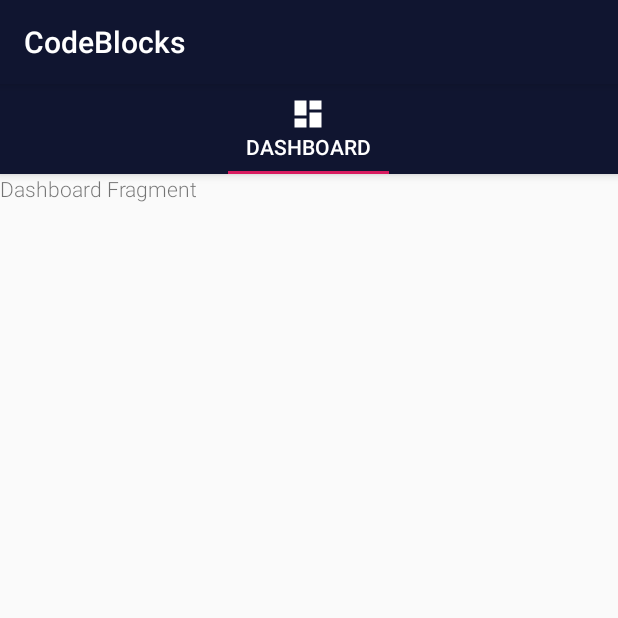
After one commit to gandh99/CodeBlocks, an Android app: the DashboardFragment screen opened directly, with no data from a screen before it, on a phone screen of 412 x 824 dp, the top half of it. The commit adds this screen. Run offline under Robolectric (Android 15) with nearby library versions, the phone set to English and light mode, and no system bars.

Commit message:
Created a basic template for the tab layout

```diff
--- a/app/build.gradle
+++ b/app/build.gradle
@@ -24,6 +24,7 @@ dependencies {
     implementation 'androidx.appcompat:appcompat:1.1.0'
     implementation 'androidx.constraintlayout:constraintlayout:1.1.3'
     implementation 'androidx.legacy:legacy-support-v4:1.0.0'
+    implementation 'com.google.android.material:material:1.0.0'
     testImplementation 'junit:junit:4.12'
     androidTestImplementation 'androidx.test:runner:1.2.0'
     androidTestImplementation 'androidx.test.espresso:espresso-core:3.2.0'
--- a/app/src/main/AndroidManifest.xml
+++ b/app/src/main/AndroidManifest.xml
@@ -9,6 +9,7 @@
         android:roundIcon="@mipmap/ic_launcher_round"
         android:supportsRtl="true"
         android:theme="@style/AppTheme">
+        <activity android:name=".activity.HomeActivity"></activity>
         <activity android:name=".activity.MainActivity">
             <intent-filter>
                 <action android:name="android.intent.action.MAIN" />
--- /dev/null
+++ b/app/src/main/java/com/gandh99/codeblocks/DashboardFragment.java
@@ -0,0 +1,31 @@
+package com.gandh99.codeblocks;
+
+
+import android.os.Bundle;
+
+import androidx.fragment.app.Fragment;
+
+import android.view.LayoutInflater;
+import android.view.View;
+import android.view.ViewGroup;
+
+
+/**
+ * A simple {@link Fragment} subclass.
+ */
+public class DashboardFragment extends Fragment {
+
+
+  public DashboardFragment() {
+    // Required empty public constructor
+  }
+
+
+  @Override
+  public View onCreateView(LayoutInflater inflater, ViewGroup container,
+                           Bundle savedInstanceState) {
+    // Inflate the layout for this fragment
+    return inflater.inflate(R.layout.fragment_dashboard, container, false);
+  }
+
+}
--- /dev/null
+++ b/app/src/main/java/com/gandh99/codeblocks/TabsPagerAdapter.java
@@ -0,0 +1,32 @@
+package com.gandh99.codeblocks;
+
+import androidx.annotation.NonNull;
+import androidx.fragment.app.Fragment;
+import androidx.fragment.app.FragmentManager;
+import androidx.fragment.app.FragmentPagerAdapter;
+
+import java.util.ArrayList;
+import java.util.List;
+
+public class TabsPagerAdapter extends FragmentPagerAdapter {
+  private List<Fragment> fragmentList = new ArrayList<>();
+
+  public TabsPagerAdapter(@NonNull FragmentManager fm) {
+    super(fm);
+  }
+
+  public void addFragment(Fragment fragment) {
+    fragmentList.add(fragment);
+  }
+
+  @NonNull
+  @Override
+  public Fragment getItem(int position) {
+    return fragmentList.get(position);
+  }
+
+  @Override
+  public int getCount() {
+    return fragmentList.size();
+  }
+}
--- /dev/null
+++ b/app/src/main/java/com/gandh99/codeblocks/activity/HomeActivity.java
@@ -0,0 +1,58 @@
+package com.gandh99.codeblocks.activity;
+
+import android.os.Build;
+import android.os.Bundle;
+import android.view.LayoutInflater;
+import android.widget.TextView;
+
+import androidx.annotation.RequiresApi;
+import androidx.appcompat.app.AppCompatActivity;
+import androidx.viewpager.widget.ViewPager;
+
+import com.gandh99.codeblocks.DashboardFragment;
+import com.gandh99.codeblocks.R;
+import com.gandh99.codeblocks.TabsPagerAdapter;
+import com.google.android.material.tabs.TabLayout;
+
+public class HomeActivity extends AppCompatActivity {
+  private ViewPager viewPager;
+  private TabsPagerAdapter tabsPagerAdapter;
+  private TabLayout tabLayout;
+  private TextView tabDashboard;
+
+  @RequiresApi(api = Build.VERSION_CODES.JELLY_BEAN_MR1)
+  @Override
+  protected void onCreate(Bundle savedInstanceState) {
+    super.onCreate(savedInstanceState);
+    setContentView(R.layout.activity_home);
+
+    viewPager = findViewById(R.id.home_viewPager);
+    tabLayout = findViewById(R.id.home_tabLayout);
+
+    // Setup adapter, viewpager and tab layout
+    createTabLayout();
+
+    // Inflate the individual tabs in HomeActivity
+    createTabs();
+  }
+
+  private void createTabLayout() {
+    // Setup adapter
+    tabsPagerAdapter = new TabsPagerAdapter(getSupportFragmentManager());
+    tabsPagerAdapter.addFragment(new DashboardFragment());
+
+    viewPager.setAdapter(tabsPagerAdapter);
+    tabLayout.setupWithViewPager(viewPager);
+  }
+
+  @RequiresApi(api = Build.VERSION_CODES.JELLY_BEAN_MR1)
+  private void createTabs() {
+    // Dashboard tab
+    tabDashboard = (TextView) LayoutInflater.from(this).inflate(R.layout.home_tab, null);
+    tabDashboard.setText("DASHBOARD");
+    tabDashboard.setCompoundDrawablesRelativeWithIntrinsicBounds(0, R.drawable.ic_dashboard_white, 0, 0);
+    tabLayout.getTabAt(0).setCustomView(tabDashboard);
+
+  }
+
+}
--- a/app/src/main/java/com/gandh99/codeblocks/di/component/AppComponent.java
+++ b/app/src/main/java/com/gandh99/codeblocks/di/component/AppComponent.java
@@ -5,7 +5,8 @@ import android.app.Application;
 import com.gandh99.codeblocks.App;
 import com.gandh99.codeblocks.di.module.ActivityModule;
 import com.gandh99.codeblocks.di.module.AppModule;
-import com.gandh99.codeblocks.di.module.FragmentModule;
+import com.gandh99.codeblocks.di.module.HomeActivityFragmentModule;
+import com.gandh99.codeblocks.di.module.MainActivityFragmentModule;
 
 import javax.inject.Singleton;
 
@@ -20,7 +21,8 @@ import dagger.android.support.AndroidSupportInjectionModule;
     ActivityModule.class,
     AndroidSupportInjectionModule.class,
     AppModule.class,
-    FragmentModule.class
+    MainActivityFragmentModule.class,
+    HomeActivityFragmentModule.class
   }
 )
 
--- a/app/src/main/java/com/gandh99/codeblocks/di/module/ActivityModule.java
+++ b/app/src/main/java/com/gandh99/codeblocks/di/module/ActivityModule.java
@@ -1,5 +1,6 @@
 package com.gandh99.codeblocks.di.module;
 
+import com.gandh99.codeblocks.activity.HomeActivity;
 import com.gandh99.codeblocks.activity.MainActivity;
 
 import dagger.Module;
@@ -7,6 +8,9 @@ import dagger.android.ContributesAndroidInjector;
 
 @Module
 public abstract class ActivityModule {
-  @ContributesAndroidInjector(modules = {FragmentModule.class})
+  @ContributesAndroidInjector(modules = {MainActivityFragmentModule.class})
   abstract MainActivity contributeMainActivity();
+
+  @ContributesAndroidInjector(modules = {HomeActivityFragmentModule.class})
+  abstract HomeActivity contributeHomeActivity();
 }
--- /dev/null
+++ b/app/src/main/java/com/gandh99/codeblocks/di/module/HomeActivityFragmentModule.java
@@ -0,0 +1,14 @@
+package com.gandh99.codeblocks.di.module;
+
+import com.gandh99.codeblocks.DashboardFragment;
+import com.gandh99.codeblocks.fragment.LoginFragment;
+import com.gandh99.codeblocks.fragment.RegisterFragment;
+
+import dagger.Module;
+import dagger.android.ContributesAndroidInjector;
+
+@Module
+public abstract class HomeActivityFragmentModule {
+  @ContributesAndroidInjector
+  abstract DashboardFragment contributeDashboardFragment();
+}
--- a/app/src/main/java/com/gandh99/codeblocks/di/module/FragmentModule.java
+++ b/app/src/main/java/com/gandh99/codeblocks/di/module/MainActivityFragmentModule.java
@@ -7,7 +7,7 @@ import dagger.Module;
 import dagger.android.ContributesAndroidInjector;
 
 @Module
-public abstract class FragmentModule {
+public abstract class MainActivityFragmentModule {
   @ContributesAndroidInjector
   abstract LoginFragment contributeLoginFragment();
 
--- a/app/src/main/java/com/gandh99/codeblocks/fragment/LoginFragment.java
+++ b/app/src/main/java/com/gandh99/codeblocks/fragment/LoginFragment.java
@@ -1,6 +1,7 @@
 package com.gandh99.codeblocks.fragment;
 
 
+import android.content.Intent;
 import android.os.Bundle;
 
 import androidx.fragment.app.Fragment;
@@ -9,15 +10,18 @@ import android.text.method.PasswordTransformationMethod;
 import android.view.LayoutInflater;
 import android.view.View;
 import android.view.ViewGroup;
+import android.widget.Button;
 import android.widget.EditText;
 
 import com.gandh99.codeblocks.R;
+import com.gandh99.codeblocks.activity.HomeActivity;
 
 /**
  * A simple {@link Fragment} subclass.
  */
 public class LoginFragment extends Fragment {
   private EditText editTextUsername, editTextPassword;
+  private Button buttonLogin;
 
   public LoginFragment() {
     // Required empty public constructor
@@ -32,8 +36,21 @@ public class LoginFragment extends Fragment {
     editTextUsername = view.findViewById(R.id.editText_login_username);
     editTextPassword = view.findViewById(R.id.editText_login_password);
     editTextPassword.setTransformationMethod(new PasswordTransformationMethod());
+    buttonLogin = view.findViewById(R.id.button_login);
+
+    initLoginButton();
 
     return view;
   }
 
+  private void initLoginButton() {
+    buttonLogin.setOnClickListener(new View.OnClickListener() {
+      @Override
+      public void onClick(View view) {
+        Intent intent = new Intent(getContext(), HomeActivity.class);
+        startActivity(intent);
+      }
+    });
+  }
+
 }
--- a/app/src/main/java/com/gandh99/codeblocks/fragment/RegisterFragment.java
+++ b/app/src/main/java/com/gandh99/codeblocks/fragment/RegisterFragment.java
@@ -5,9 +5,11 @@ import android.os.Bundle;
 
 import androidx.fragment.app.Fragment;
 
+import android.text.method.PasswordTransformationMethod;
 import android.view.LayoutInflater;
 import android.view.View;
 import android.view.ViewGroup;
+import android.widget.EditText;
 
 import com.gandh99.codeblocks.R;
 
@@ -16,7 +18,7 @@ import com.gandh99.codeblocks.R;
  * A simple {@link Fragment} subclass.
  */
 public class RegisterFragment extends Fragment {
-
+  private EditText editTextUsername, editTextPassword;
 
   public RegisterFragment() {
     // Required empty public constructor
@@ -27,7 +29,12 @@ public class RegisterFragment extends Fragment {
   public View onCreateView(LayoutInflater inflater, ViewGroup container,
                            Bundle savedInstanceState) {
     // Inflate the layout for this fragment
-    return inflater.inflate(R.layout.fragment_register, container, false);
+    View view = inflater.inflate(R.layout.fragment_register, container, false);
+    editTextUsername = view.findViewById(R.id.editText_register_username);
+    editTextPassword = view.findViewById(R.id.editText_register_password);
+    editTextPassword.setTransformationMethod(new PasswordTransformationMethod());
+
+    return view;
   }
 
 }
--- /dev/null
+++ b/app/src/main/res/drawable/ic_dashboard_white.xml
@@ -0,0 +1,5 @@
+<vector android:height="24dp" android:tint="#FFFFFF"
+    android:viewportHeight="24.0" android:viewportWidth="24.0"
+    android:width="24dp" xmlns:android="http://schemas.android.com/apk/res/android">
+    <path android:fillColor="#FF000000" android:pathData="M3,13h8L11,3L3,3v10zM3,21h8v-6L3,15v6zM13,21h8L21,11h-8v10zM13,3v6h8L21,3h-8z"/>
+</vector>
--- /dev/null
+++ b/app/src/main/res/layout/activity_home.xml
@@ -0,0 +1,40 @@
+<?xml version="1.0" encoding="utf-8"?>
+<androidx.coordinatorlayout.widget.CoordinatorLayout
+    xmlns:android="http://schemas.android.com/apk/res/android"
+    xmlns:app="http://schemas.android.com/apk/res-auto"
+    xmlns:tools="http://schemas.android.com/tools"
+    android:layout_width="match_parent"
+    android:layout_height="match_parent"
+    android:id="@+id/home_layout"
+    tools:context=".activity.HomeActivity">
+
+    <com.google.android.material.appbar.AppBarLayout
+        android:layout_width="match_parent"
+        android:layout_height="wrap_content"
+        >
+
+<!--        <androidx.appcompat.widget.Toolbar-->
+<!--            android:id="@+id/toolbar"-->
+<!--            android:layout_width="match_parent"-->
+<!--            android:layout_height="?attr/actionBarSize"-->
+<!--            android:background="?attr/colorPrimary"-->
+<!--            app:layout_scrollFlags="scroll|enterAlways" />-->
+
+        <com.google.android.material.tabs.TabLayout
+            android:id="@+id/home_tabLayout"
+            android:layout_width="match_parent"
+            android:layout_height="60dp"
+            android:layout_gravity="bottom"
+            app:tabGravity="fill"
+            app:tabMode="fixed" />
+
+    </com.google.android.material.appbar.AppBarLayout>
+
+    <androidx.viewpager.widget.ViewPager
+        android:id="@+id/home_viewPager"
+        android:layout_width="match_parent"
+        android:layout_height="match_parent"
+        android:layout_marginBottom="60dp"
+        app:layout_behavior="@string/appbar_scrolling_view_behavior" />
+
+</androidx.coordinatorlayout.widget.CoordinatorLayout>
--- /dev/null
+++ b/app/src/main/res/layout/fragment_dashboard.xml
@@ -0,0 +1,17 @@
+<?xml version="1.0" encoding="utf-8"?>
+<LinearLayout
+    xmlns:android="http://schemas.android.com/apk/res/android"
+    xmlns:tools="http://schemas.android.com/tools"
+    android:layout_width="match_parent"
+    android:layout_height="match_parent"
+    android:orientation="vertical"
+    tools:context=".DashboardFragment">
+
+    <!-- TODO: Update blank fragment layout -->
+    <TextView
+        android:layout_width="match_parent"
+        android:layout_height="match_parent"
+        android:layout_gravity="center"
+        android:text="Dashboard Fragment" />
+
+</LinearLayout>
--- a/app/src/main/res/layout/fragment_login.xml
+++ b/app/src/main/res/layout/fragment_login.xml
@@ -57,6 +57,7 @@
         />
 
     <Button
+        android:id="@+id/button_login"
         android:layout_width="match_parent"
         android:layout_height="wrap_content"
         style="@style/buttonCredentials"
--- /dev/null
+++ b/app/src/main/res/layout/home_tab.xml
@@ -0,0 +1,7 @@
+<TextView xmlns:android="http://schemas.android.com/apk/res/android"
+    android:id="@+id/tab"
+    android:layout_width="wrap_content"
+    android:layout_height="wrap_content"
+    android:gravity="center_horizontal"
+    android:textColor="#FFFFFF"
+    android:textStyle="bold" />
```
